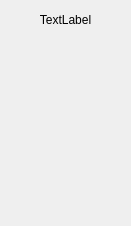
Old version of the form ui/modifierWidget.ui in the repository ThomasTab/Maerthan-Arcane-Editor.
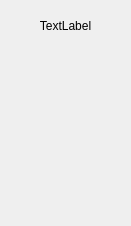
New version of the form.

```diff
--- a/ui/modifierWidget.ui
+++ b/ui/modifierWidget.ui
@@ -13,13 +13,16 @@
   <property name="windowTitle">
    <string>Form</string>
   </property>
+  <property name="styleSheet">
+   <string notr="true"/>
+  </property>
   <widget class="QLabel" name="labelModifierName">
    <property name="geometry">
     <rect>
      <x>0</x>
      <y>10</y>
      <width>131</width>
-     <height>20</height>
+     <height>31</height>
     </rect>
    </property>
    <property name="text">
@@ -33,12 +36,16 @@
    <property name="geometry">
     <rect>
      <x>0</x>
-     <y>30</y>
+     <y>40</y>
      <width>131</width>
-     <height>191</height>
+     <height>181</height>
     </rect>
    </property>
-   <layout class="QVBoxLayout" name="verticalLayoutAttributes"/>
+   <layout class="QVBoxLayout" name="verticalLayoutAttributes">
+    <property name="leftMargin">
+     <number>45</number>
+    </property>
+   </layout>
   </widget>
  </widget>
  <resources/>
```
Left out of the diff: 4 changed lines with no effect on the pictures.
